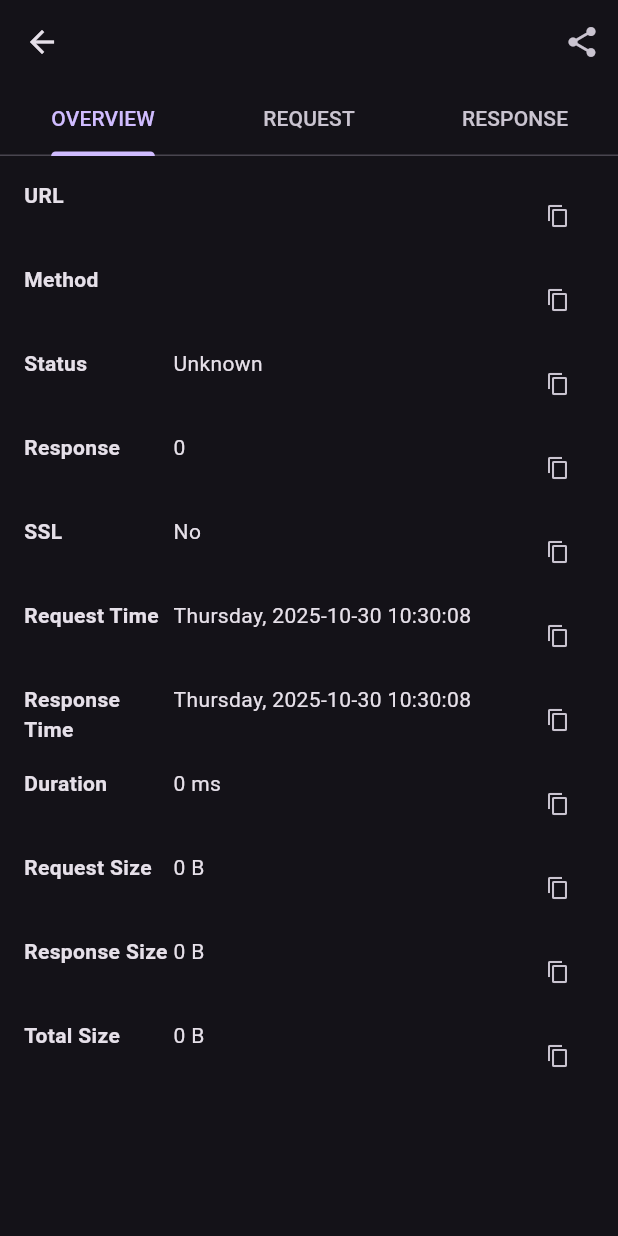
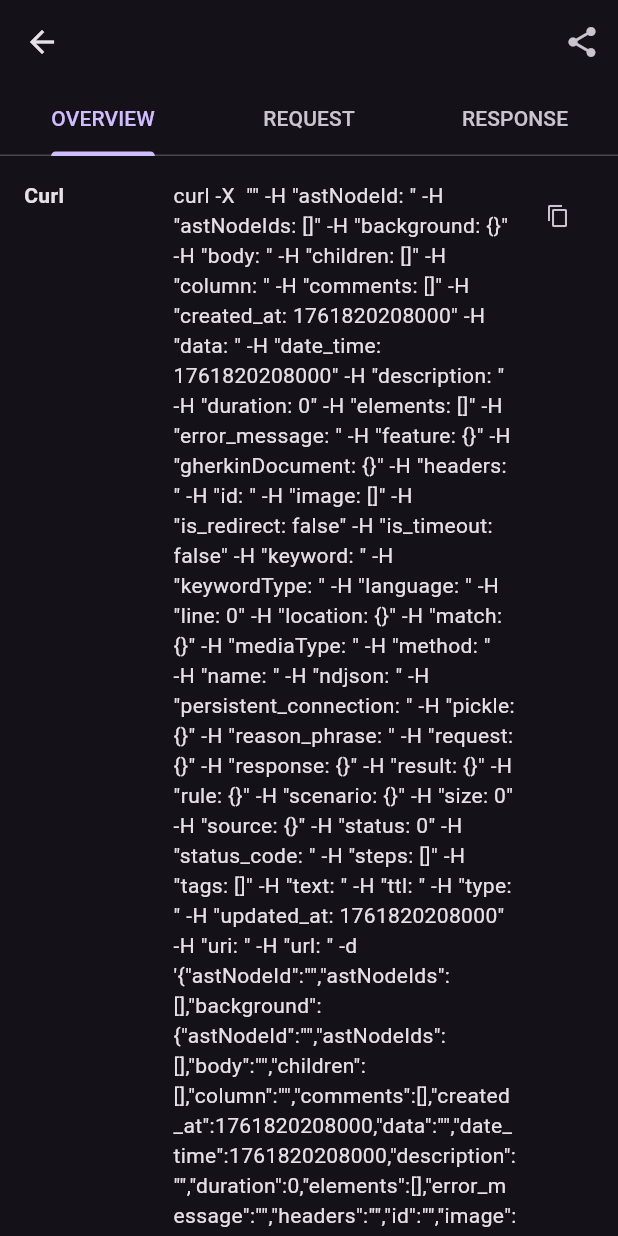
Before and after one commit to morphemedesign/morpheme-flutter-library, a Flutter app: the MorphemeInspectorDetailPage screen opened directly with empty values, after a tap on the "share" icon, on a phone screen of 412 x 824 dp. Run offline on Flutter 3.47's test engine with Material 3 defaults, Android fonts, the phone set to English and light mode, and no system bars; our stand-ins replace equatable, flutter_bloc, flutter_local_notifications, logger, objectbox, sensors_plus and 3 more; missing offline and left inert: dart:html, patrol, patrol_finders; accounts and stored records are empty; generated files the repository leaves out were written again.

Commit message:
feat(inspector): add curl command generation and display in UI
- Implement generateCurlCommand method to produce curl representation of requests
- Include curl command in the message share output for easier debugging
- Display curl command in the overview section widget for quick inspection
- Add a floating action button in example app to navigate to inspector page
- Update example app dependencies and iOS deployment target to 13.0
- Add ObjectBox package dependencies in iOS Podfile and Podfile.lock for data persistence
- Update example app .gitignore to include .build and .swiftpm directories

```diff
--- a/packages/morpheme_inspector/example/lib/main.dart
+++ b/packages/morpheme_inspector/example/lib/main.dart
@@ -1,5 +1,6 @@
 import 'package:flutter/material.dart';
-import 'package:morpheme_http/morpheme_http.dart';
+import 'package:morpheme_http/morpheme_http.dart' hide MorphemeInspector;
+import 'package:morpheme_inspector/morpheme_inspector.dart';
 
 final inspector = MorphemeInspector(
   notificationIcon: '@mipmap/ic_launcher',
@@ -57,6 +58,12 @@ class _MyHomePageState extends State<MyHomePage> {
       appBar: AppBar(
         title: Text(widget.title),
       ),
+      floatingActionButton: FloatingActionButton(
+        child: Text('Inspect'),
+        onPressed: () {
+          inspector.navigateToInspectorPage();
+        },
+      ),
       body: Center(
         child: Column(
           mainAxisAlignment: MainAxisAlignment.center,
--- a/packages/morpheme_inspector/lib/src/extensions/inspector_extensions.dart
+++ b/packages/morpheme_inspector/lib/src/extensions/inspector_extensions.dart
@@ -1,3 +1,4 @@
+import 'dart:convert';
 import 'package:flutter/material.dart';
 import 'package:morpheme_inspector/morpheme_inspector.dart';
 import 'package:morpheme_inspector/src/extensions/date_time_extensions.dart';
@@ -227,6 +228,7 @@ extension InspectorExtension on Inspector {
   String toMessageShare() {
     StringBuffer sb = StringBuffer('Morpheme Inspector\n\n');
     sb.writeln('========= Overview =========');
+    sb.writeln('Curl: ${generateCurlCommand()}');
     sb.writeln('URL: ${Uri.decodeFull(request.url.toString())}');
     sb.writeln('Method: ${request.method}');
     sb.writeln('Status: $status');
@@ -264,4 +266,30 @@ extension InspectorExtension on Inspector {
 
     return sb.toString();
   }
+
+  /// Generate curl command for the request
+  String generateCurlCommand() {
+    final buffer =
+        StringBuffer('curl -X ${request.method} "${request.url.toString()}"');
+
+    // Add headers
+    if (request.headers != null) {
+      for (final entry in request.headers!.entries) {
+        buffer.write(' -H "${entry.key}: ${entry.value}"');
+      }
+    }
+
+    // Add body if present
+    if (request.body != null) {
+      if (request.body is String) {
+        buffer.write(' -d \'${request.body}\'');
+      } else if (request.body is Map) {
+        buffer.write(' -d \'${json.encode(request.body)}\'');
+      } else {
+        buffer.write(' -d \'${request.body.toString()}\'');
+      }
+    }
+
+    return buffer.toString();
+  }
 }
--- a/packages/morpheme_inspector/lib/src/widgets/overview_section.dart
+++ b/packages/morpheme_inspector/lib/src/widgets/overview_section.dart
@@ -18,6 +18,11 @@ class OverviewSection extends StatelessWidget {
     return ListView(
       padding: const EdgeInsets.all(16),
       children: [
+        TextItemInspector(
+          title: 'Curl',
+          value: inspector.generateCurlCommand(),
+        ),
+        const SizedBox(height: 8),
         TextItemInspector(
           title: 'URL',
           value: Uri.decodeFull(inspector.request.url.toString()),
--- a/packages/morpheme_inspector/pubspec.yaml
+++ b/packages/morpheme_inspector/pubspec.yaml
@@ -1,6 +1,6 @@
 name: morpheme_inspector
 description: A simple in-app for MorphemeHttp inspector. Intercepts and persists all HTTP requests and responses inside your application, and provides a UI for inspecting their content.
-version: 3.0.0
+version: 3.1.0
 homepage: https://morpheme.design/
 repository: https://github.com/morphemedesign/morpheme-flutter-library/tree/main/packages/morpheme_inspector
 
```
Also changed, not shown: packages/morpheme_inspector/example/pubspec.yaml (+8 -1 lines), 7 other files.
